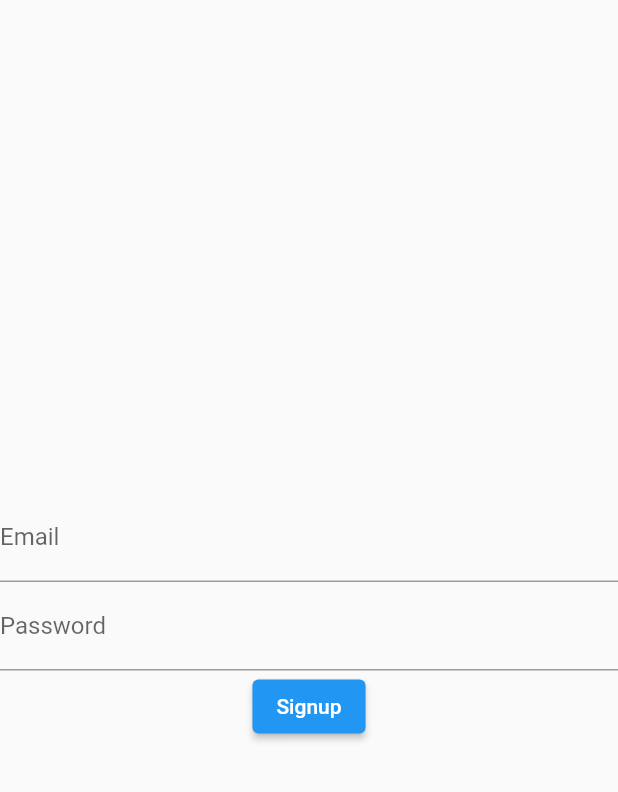
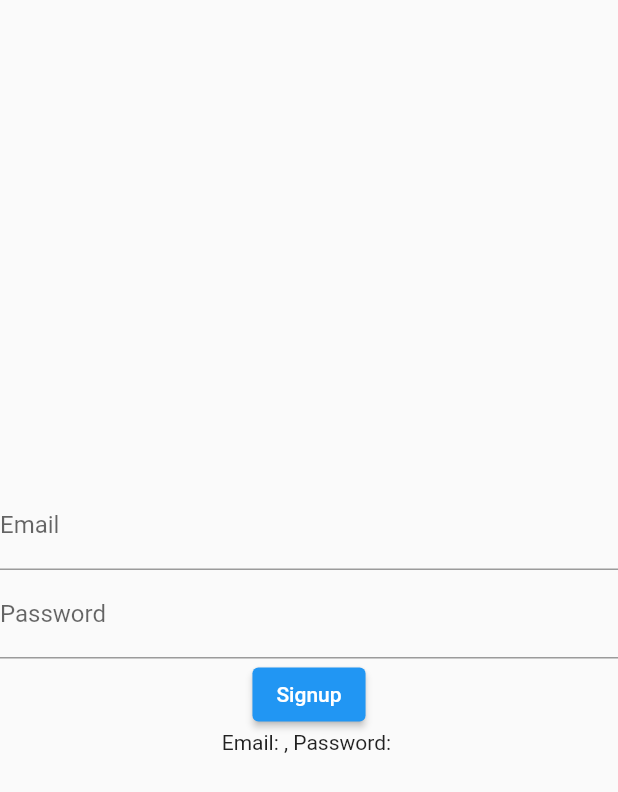
Before and after one commit to KidNeKit/Sportify, a Flutter app: the RegistrationScreen screen opened by its route, after a tap on "Signup", on a phone screen of 412 x 824 dp. Shown: the top 792 px of the screen. Run offline on Flutter 3.47's test engine with Material 2 defaults, Android fonts, the phone set to English and light mode, and no system bars; our stand-ins replace bloc, equatable, firebase_core, flutter_bloc; accounts and stored records are empty.

Commit message:
Implemented demo registration cubit

```diff
--- a/lib/config/app_router.dart
+++ b/lib/config/app_router.dart
@@ -1,6 +1,10 @@
 import 'package:flutter/material.dart';
+import 'package:flutter_bloc/flutter_bloc.dart';
+import 'package:sportify/cubits/registration/registration_cubit.dart';
 import 'package:sportify/view/screens/home_screen.dart';
 import 'package:sportify/view/screens/registration_screen.dart';
+
+import 'package:bloc/bloc.dart';
 
 class AppRouter {
   Route? onGenerateRoute(RouteSettings settings) {
@@ -8,7 +12,11 @@ class AppRouter {
       case '/':
         return MaterialPageRoute(builder: (ctx) => const HomeScreen());
       case RegistrationScreen.routeName:
-        return MaterialPageRoute(builder: (ctx) => const RegistrationScreen());
+        return MaterialPageRoute(
+            builder: (ctx) => BlocProvider(
+                  create: (context) => RegistrationCubit(),
+                  child: const RegistrationScreen(),
+                ));
       default:
         return null;
     }
--- /dev/null
+++ b/lib/cubits/registration/registration_cubit.dart
@@ -0,0 +1,29 @@
+import 'dart:developer';
+
+import 'package:flutter_bloc/flutter_bloc.dart';
+import 'package:equatable/equatable.dart';
+
+part 'registration_state.dart';
+
+enum RegistrationStatus { processing, successful }
+
+class RegistrationCubit extends Cubit<RegistrationState> {
+  RegistrationCubit() : super(const RegistrationState.initial());
+
+  void emailChanged(String email) {
+    emit(state.copyWith(email: email));
+    log(state.email);
+  }
+
+  void passwordChanged(String password) {
+    emit(state.copyWith(password: password));
+    log(state.password);
+  }
+
+  void signup() async {
+    emit(RegistrationState(
+        email: state.email,
+        password: state.password,
+        status: RegistrationStatus.successful));
+  }
+}
--- /dev/null
+++ b/lib/cubits/registration/registration_state.dart
@@ -0,0 +1,27 @@
+part of 'registration_cubit.dart';
+
+class RegistrationState extends Equatable {
+  final String email;
+  final String password;
+  final RegistrationStatus status;
+
+  const RegistrationState.initial()
+      : email = '',
+        password = '',
+        status = RegistrationStatus.processing;
+
+  const RegistrationState(
+      {required this.email, required this.password, required this.status});
+
+  RegistrationState copyWith(
+      {String? email, String? password, RegistrationStatus? status}) {
+    return RegistrationState(
+      email: email ?? this.email,
+      password: password ?? this.password,
+      status: status ?? this.status,
+    );
+  }
+
+  @override
+  List<Object> get props => [email, password, status];
+}
--- a/lib/view/screens/registration_screen.dart
+++ b/lib/view/screens/registration_screen.dart
@@ -1,4 +1,8 @@
+import 'dart:developer';
+
 import 'package:flutter/material.dart';
+import 'package:flutter_bloc/flutter_bloc.dart';
+import 'package:sportify/cubits/registration/registration_cubit.dart';
 
 class RegistrationScreen extends StatelessWidget {
   static const routeName = '/registration';
@@ -10,21 +14,45 @@ class RegistrationScreen extends StatelessWidget {
       body: Column(
         mainAxisAlignment: MainAxisAlignment.center,
         children: [
-          TextField(
+          BlocBuilder<RegistrationCubit, RegistrationState>(
+            buildWhen: (previous, current) => previous.email != current.email,
+            builder: (ctx, state) {
+              return TextField(
                 decoration: const InputDecoration(
                   labelText: 'Email',
                 ),
-            onChanged: (value) {},
+                onChanged: (value) {
+                  ctx.read<RegistrationCubit>().emailChanged(value);
+                },
+              );
+            },
           ),
-          TextField(
+          BlocBuilder<RegistrationCubit, RegistrationState>(
+            buildWhen: (previous, current) =>
+                previous.password != current.password,
+            builder: (ctx, state) {
+              return TextField(
                 decoration: const InputDecoration(
                   labelText: 'Password',
                 ),
-            onChanged: (value) {},
+                onChanged: (value) {
+                  ctx.read<RegistrationCubit>().passwordChanged(value);
+                },
+              );
+            },
           ),
           ElevatedButton(
-            onPressed: () {},
+            onPressed: () {
+              context.read<RegistrationCubit>().signup();
+            },
             child: const Text('Signup'),
+          ),
+          BlocBuilder<RegistrationCubit, RegistrationState>(
+            buildWhen: (previous, current) => previous.status != current.status,
+            builder: ((context, state) => state.status ==
+                    RegistrationStatus.processing
+                ? const Text('Registration is in progress')
+                : Text('Email: ${state.email}, Password: ${state.password}')),
           ),
         ],
       ),
```
Lines whose indentation alone changed are shown as unchanged.
